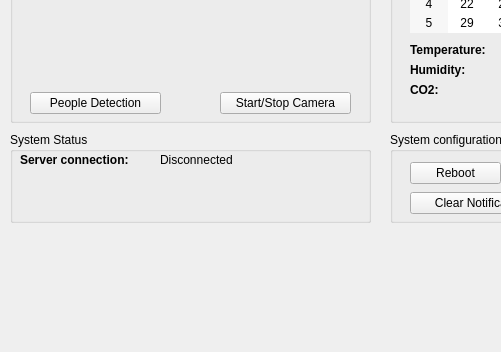
Qt form form.ui (ngxx-fus/SIC-IoT-CapStoneProject) before a commit; both pictures show x 0 to 501 and y 248 to 600 of the 800 by 600 pixel window.
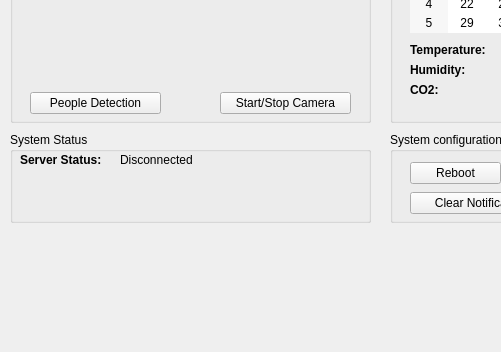
The same form after that commit. Icons and pictures are not drawn.

Commit message: v.1.3.8 + fix refresh button + fix return value (demo mode) of GetFlame + fix Title UI (Server Connection -> Server Status) TODO: 	+ Flat Start/Stop Camera Button while executing. 	+ Add function auto set FireAlert into SensorReadingAndServerStreaming.Working()

What changed in the file:
```diff
--- a/form.ui
+++ b/form.ui
@@ -314,7 +314,7 @@
      <rect>
       <x>10</x>
       <y>20</y>
-      <width>131</width>
+      <width>101</width>
       <height>16</height>
      </rect>
     </property>
@@ -324,15 +324,15 @@
      </font>
     </property>
     <property name="text">
-     <string>Server connection:</string>
+     <string>Server Status:</string>
     </property>
    </widget>
    <widget class="QLabel" name="ServerConnection_Value">
     <property name="geometry">
      <rect>
-      <x>150</x>
+      <x>110</x>
       <y>20</y>
-      <width>201</width>
+      <width>241</width>
       <height>16</height>
      </rect>
     </property>
```
The commit also changes 10 other files.
